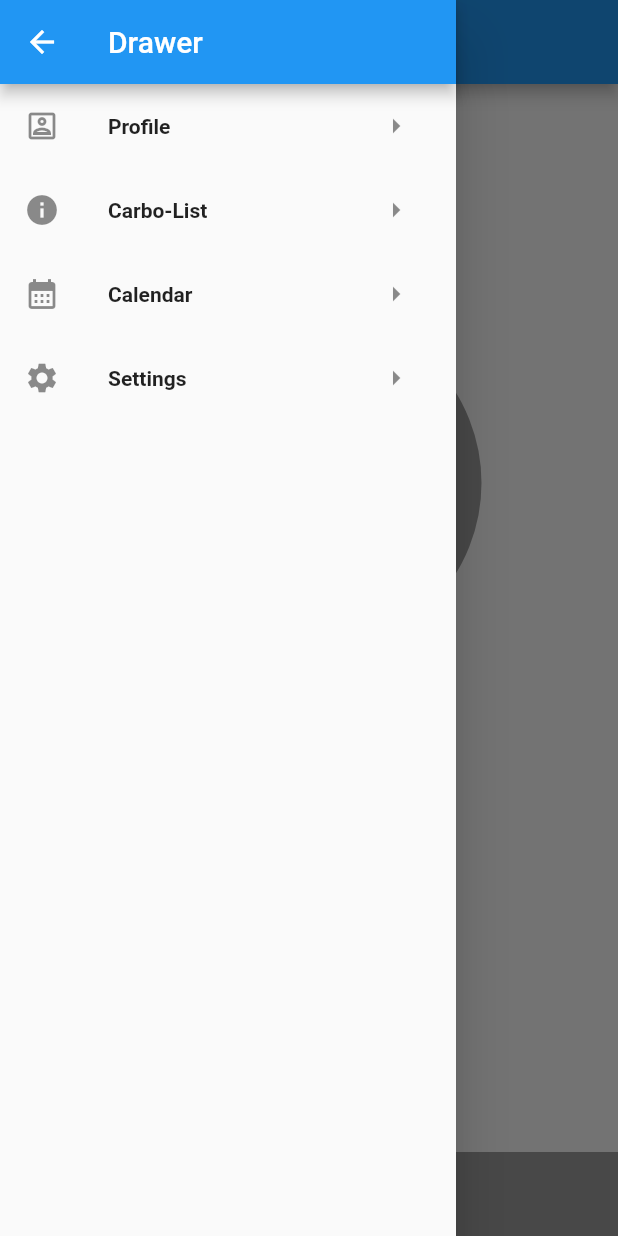
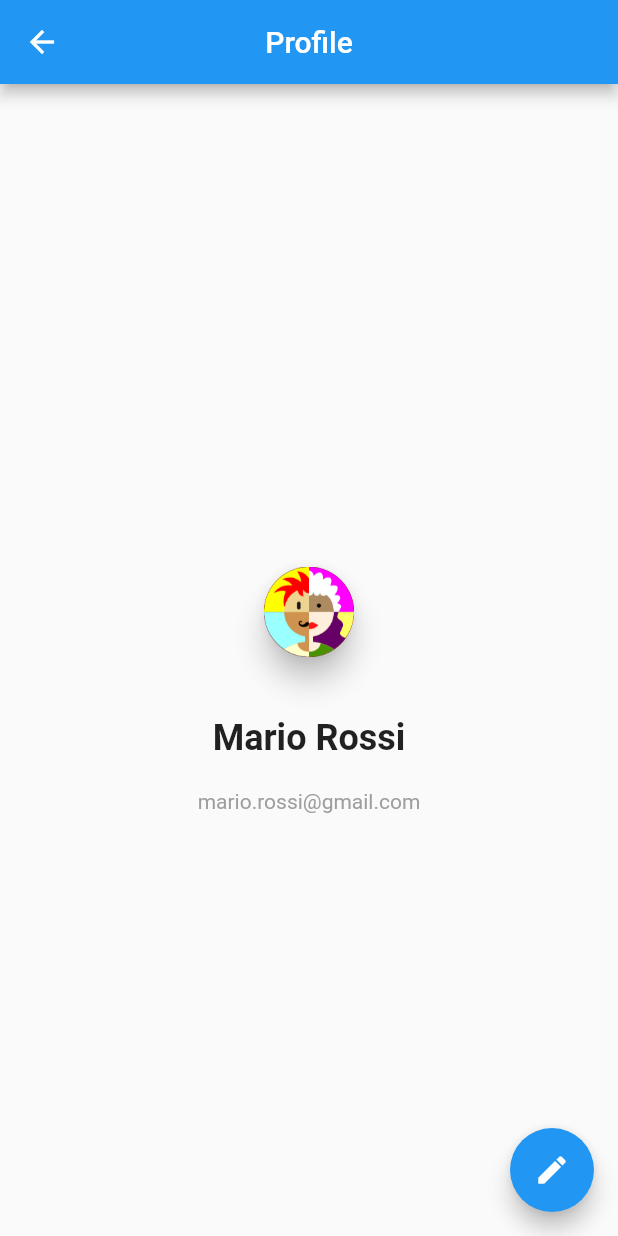
Before and after one commit to DavideBombassei/CarboTracker, a Flutter app: the HomePage screen opened by its route, in the side drawer, after a tap on the "arrow right" icon, on a phone screen of 412 x 824 dp. Run offline on Flutter 3.47's test engine with Material 2 defaults, Android fonts, the phone set to English and light mode, and no system bars; drawn by our look-alikes of avatar_glow; our stand-ins replace table_calendar; missing offline and left inert: dynamic_themes.

Commit message:
added profilepage and editpage

```diff
--- a/app19/lib/main.dart
+++ b/app19/lib/main.dart
@@ -1,6 +1,8 @@
 import 'package:app19/others/carbohydrates.dart';
 import 'package:app19/screens/calendar.dart';
 import 'package:app19/screens/carbolist.dart';
+import 'package:app19/screens/editprofile.dart';
+import 'package:app19/screens/profilepage.dart';
 import 'package:flutter/material.dart';
 import 'package:app19/screens/loginpage.dart';
 import 'package:app19/screens/homepage.dart';
@@ -90,6 +92,8 @@ class MyApp extends StatelessWidget {
                       title: 'Settings',
                     ),
                 'carbolist': (context) => CarboList(),
+                'profilepage': (context) => ProfilePage(),
+                'editprofile': (context) => EditProfile(),
               },
             ),
           );
--- a/app19/lib/others/drawerlist.dart
+++ b/app19/lib/others/drawerlist.dart
@@ -10,7 +10,11 @@ class DrawerList extends StatelessWidget {
             'Profile',
             style: TextStyle(fontWeight: FontWeight.bold),
           ),
-          trailing: IconButton(onPressed: () {}, icon: Icon(Icons.arrow_right)),
+          trailing: IconButton(
+              onPressed: () {
+                Navigator.pushNamed(context, 'profilepage');
+              },
+              icon: Icon(Icons.arrow_right)),
         ),
         ListTile(
           leading: const Icon(Icons.info),
--- /dev/null
+++ b/app19/lib/screens/profilepage.dart
@@ -0,0 +1,75 @@
+import 'package:app19/main.dart';
+import 'package:flutter/material.dart';
+import 'package:avatar_glow/avatar_glow.dart';
+
+class ProfilePage extends StatelessWidget {
+  @override
+  Widget build(BuildContext context) {
+    return Scaffold(
+      appBar: AppBar(
+        title: Text('Profile'),
+        centerTitle: true,
+      ),
+      body: Profile(),
+      floatingActionButton: FloatingActionButton(
+          child: Icon(Icons.create),
+          onPressed: () {
+            Navigator.pushNamed(context, 'editprofile');
+          }),
+    );
+  }
+}
+
+class Profile extends StatefulWidget {
+  @override
+  State<Profile> createState() => _ProfileState();
+}
+
+class _ProfileState extends State<Profile> {
+  void _addCarbo10() {
+    //funzione per aggiungere 10g
+    setState(() {
+      //carb += 10;
+    });
+  }
+
+  final _name = 'Mario';
+  final _surname = 'Rossi';
+  final _email = 'mario.rossi@gmail.com';
+  @override
+  Widget build(BuildContext context) {
+    return Padding(
+        padding: const EdgeInsets.all(27.0),
+        child: Column(
+            mainAxisAlignment: MainAxisAlignment.center,
+            crossAxisAlignment: CrossAxisAlignment.stretch,
+            //mainAxisAlignment: MainAxisAlignment.center,
+            children: [
+              AvatarGlow(
+                endRadius: 70.0,
+                child: Material(
+                  // Replace this child with your own
+                  elevation: 8.0,
+                  shape: CircleBorder(),
+                  child: CircleAvatar(
+                    backgroundColor: Color.fromARGB(255, 192, 12, 12),
+                    child: Image.asset('assets/images/logo.png',
+                        width: 250, height: 250),
+                    radius: 30.0,
+                  ),
+                ),
+              ),
+              Column(children: [
+                Text(
+                  '$_name $_surname',
+                  style: TextStyle(fontWeight: FontWeight.bold, fontSize: 24),
+                ),
+                const SizedBox(height: 20),
+                Text(
+                  '$_email',
+                  style: TextStyle(color: Colors.grey),
+                )
+              ]),
+            ]));
+  }
+}
--- a/app19/pubspec.yaml
+++ b/app19/pubspec.yaml
@@ -38,6 +38,11 @@ dependencies:
   intl: ^0.17.0
   table_calendar: ^3.0.5
   flutter_colorpicker: ^1.0.3
+  avatar_glow:
+    git:
+      url: https://github.com/apgapg/avatar_glow
+      ref: master
+  multiavatar: any
 
 dev_dependencies:
   flutter_test:
```
Also changed, not shown: app19/lib/screens/editprofile.dart (added, +85 -0 lines), app19/assets/images/logo.png (added), app19/assets/images/profile.png (added), app19/pubspec.lock.
